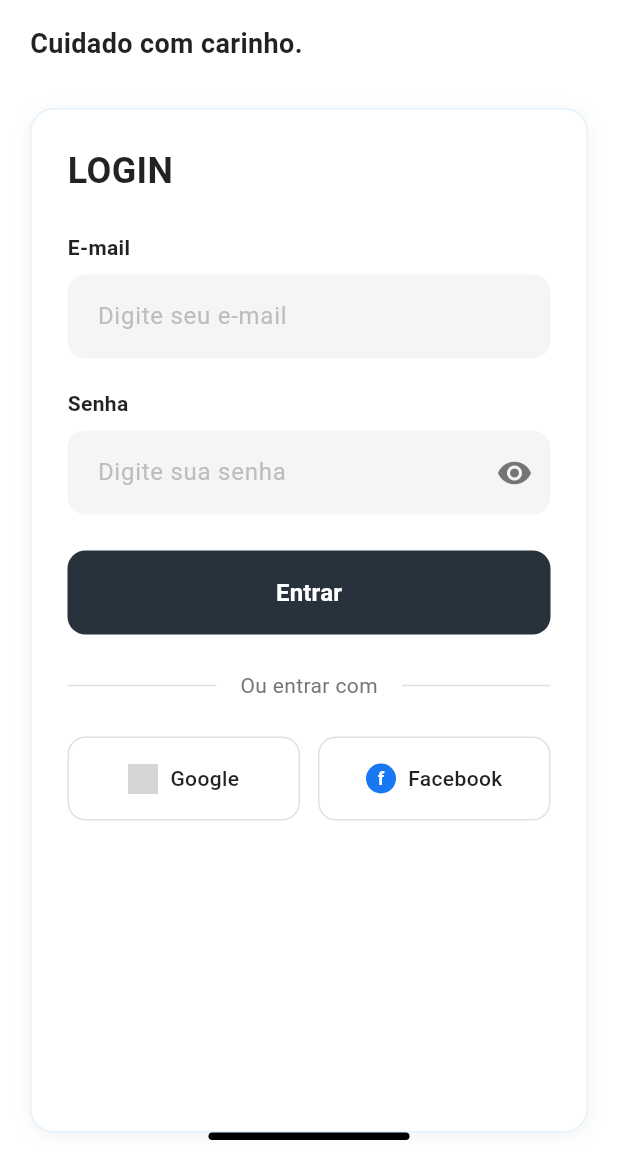
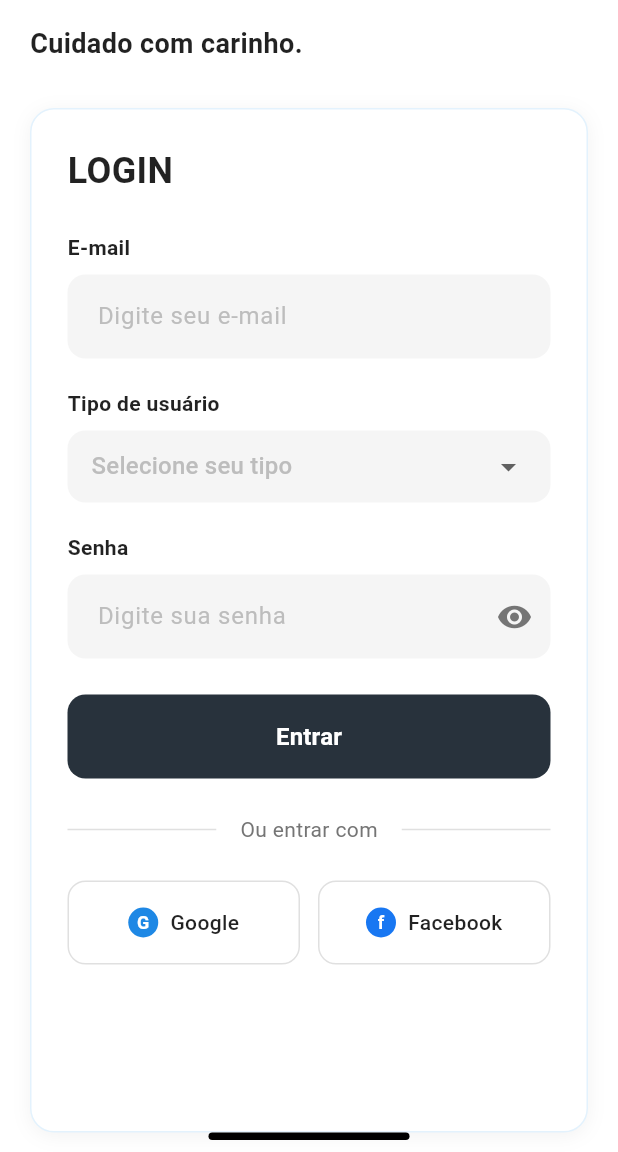
Before and after one commit to JulioFranciscoBernardino/CogitareApp, a Flutter app: the UnifiedLoginScreen screen opened by its route, on a phone screen of 412 x 824 dp, the part 84-1236 px from its top. Run offline on Flutter 3.47's test engine with Material 3 defaults, Android fonts, the phone set to English and light mode, and no system bars; accounts and stored records are empty; grey boxes are pictures that could not be loaded.

Commit message:
Add dashboards and improve login by user type
Introduces separate dashboard screens for 'cuidador' and 'responsavel' in Flutter, updates routing and login UI to require user type selection, and refactors backend authentication to validate user type and query the correct table. Also adds .env files to .gitignore and improves JWT secret handling in the backend.

```diff
--- a/lib/main.dart
+++ b/lib/main.dart
@@ -8,6 +8,8 @@ import 'screens/caregiver_signup_screen.dart';
 import 'screens/guardian_signup_screen.dart';
 import 'screens/elder_signup_screen.dart';
 import 'screens/success_screen.dart';
+import 'screens/responsavel_dashboard_screen.dart';
+import 'screens/cuidador_dashboard_screen.dart';
 
 void main() {
   runApp(const CogitareApp());
@@ -77,6 +79,9 @@ class CogitareApp extends StatelessWidget {
         GuardianSignupScreen.route: (_) => const GuardianSignupScreen(),
         ElderSignupScreen.route: (_) => const ElderSignupScreen(),
         SuccessScreen.route: (_) => const SuccessScreen(),
+        ResponsavelDashboardScreen.route: (_) =>
+            const ResponsavelDashboardScreen(),
+        CuidadorDashboardScreen.route: (_) => const CuidadorDashboardScreen(),
       },
     );
   }
--- a/lib/screens/unified_login_screen.dart
+++ b/lib/screens/unified_login_screen.dart
@@ -15,6 +15,7 @@ class _UnifiedLoginScreenState extends State<UnifiedLoginScreen> {
   final passwordController = TextEditingController();
   bool isLoading = false;
   bool obscurePassword = true;
+  String? selectedUserType;
 
   @override
   Widget build(BuildContext context) {
@@ -117,6 +118,51 @@ class _UnifiedLoginScreenState extends State<UnifiedLoginScreen> {
                         contentPadding: const EdgeInsets.symmetric(
                           horizontal: 16,
                           vertical: 16,
+                        ),
+                      ),
+                    ),
+
+                    const SizedBox(height: 20),
+
+                    // Campo Tipo de Usuário
+                    const Text(
+                      'Tipo de usuário',
+                      style: TextStyle(
+                        fontSize: 14,
+                        fontWeight: FontWeight.w600,
+                        color: Colors.black87,
+                      ),
+                    ),
+                    const SizedBox(height: 8),
+                    Container(
+                      padding: const EdgeInsets.symmetric(horizontal: 16),
+                      decoration: BoxDecoration(
+                        color: Colors.grey[100],
+                        borderRadius: BorderRadius.circular(12),
+                      ),
+                      child: DropdownButtonHideUnderline(
+                        child: DropdownButton<String>(
+                          value: selectedUserType,
+                          hint: Text(
+                            'Selecione seu tipo',
+                            style: TextStyle(color: Colors.grey[400]),
+                          ),
+                          isExpanded: true,
+                          items: const [
+                            DropdownMenuItem(
+                              value: 'cuidador',
+                              child: Text('Cuidador'),
+                            ),
+                            DropdownMenuItem(
+                              value: 'responsavel',
+                              child: Text('Responsável'),
+                            ),
+                          ],
+                          onChanged: (String? newValue) {
+                            setState(() {
+                              selectedUserType = newValue;
+                            });
+                          },
                         ),
                       ),
                     ),
@@ -253,12 +299,18 @@ class _UnifiedLoginScreenState extends State<UnifiedLoginScreen> {
                                     Container(
                                       width: 20,
                                       height: 20,
-                                      decoration: const BoxDecoration(
-                                        image: DecorationImage(
-                                          image: NetworkImage(
-                                            'https://developers.google.com/identity/images/g-logo.png',
+                                      decoration: BoxDecoration(
+                                        color: Colors.blue[600],
+                                        shape: BoxShape.circle,
+                                      ),
+                                      child: const Center(
+                                        child: Text(
+                                          'G',
+                                          style: TextStyle(
+                                            color: Colors.white,
+                                            fontWeight: FontWeight.bold,
+                                            fontSize: 12,
                                           ),
-                                          fit: BoxFit.contain,
                                         ),
                                       ),
                                     ),
@@ -359,7 +411,9 @@ class _UnifiedLoginScreenState extends State<UnifiedLoginScreen> {
   }
 
   void _handleLogin() async {
-    if (emailController.text.isEmpty || passwordController.text.isEmpty) {
+    if (emailController.text.isEmpty ||
+        passwordController.text.isEmpty ||
+        selectedUserType == null) {
       ScaffoldMessenger.of(context).showSnackBar(
         const SnackBar(
           content: Text('Por favor, preencha todos os campos'),
@@ -373,10 +427,11 @@ class _UnifiedLoginScreenState extends State<UnifiedLoginScreen> {
     });
 
     try {
-      // Usar o novo endpoint unificado que busca em ambas as tabelas
-      final result = await ApiService.unifiedLogin(
+      // Usar o endpoint de login com tipo específico
+      final result = await ApiService.login(
         emailController.text,
         passwordController.text,
+        selectedUserType!,
       );
 
       if (result['success']) {
```
Also changed, not shown: lib/screens/cuidador_dashboard_screen.dart (added, +189 -0 lines), lib/screens/responsavel_dashboard_screen.dart (added, +193 -0 lines), lib/services/api_service.dart (+0 -15 lines), 3 other files.
